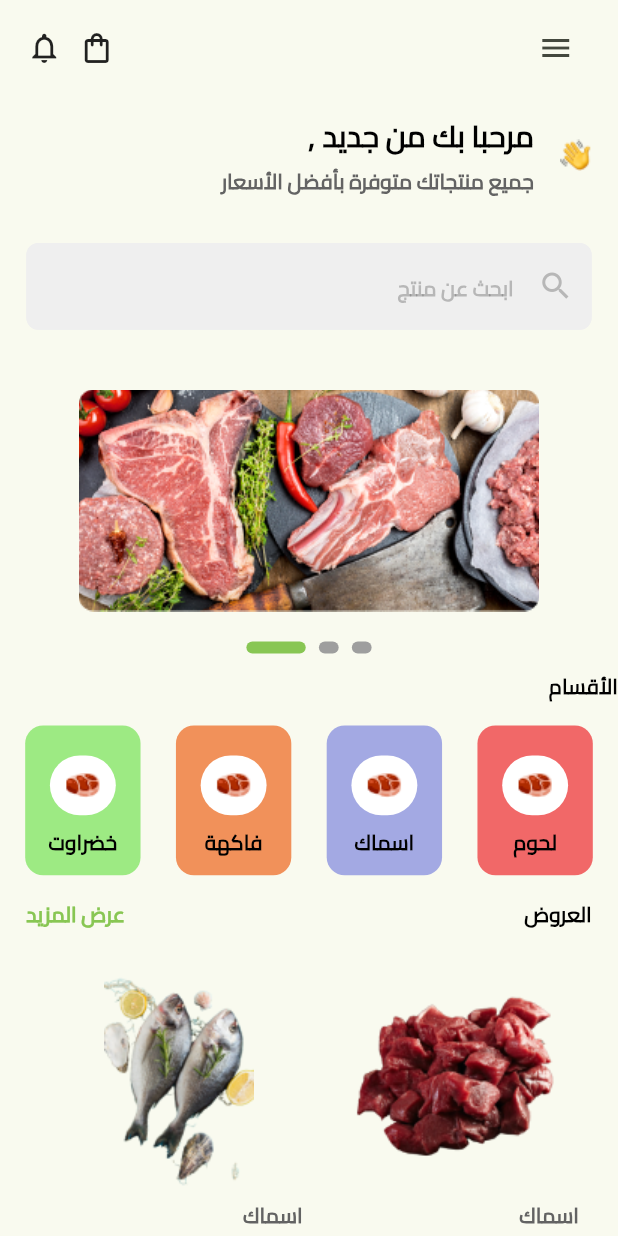
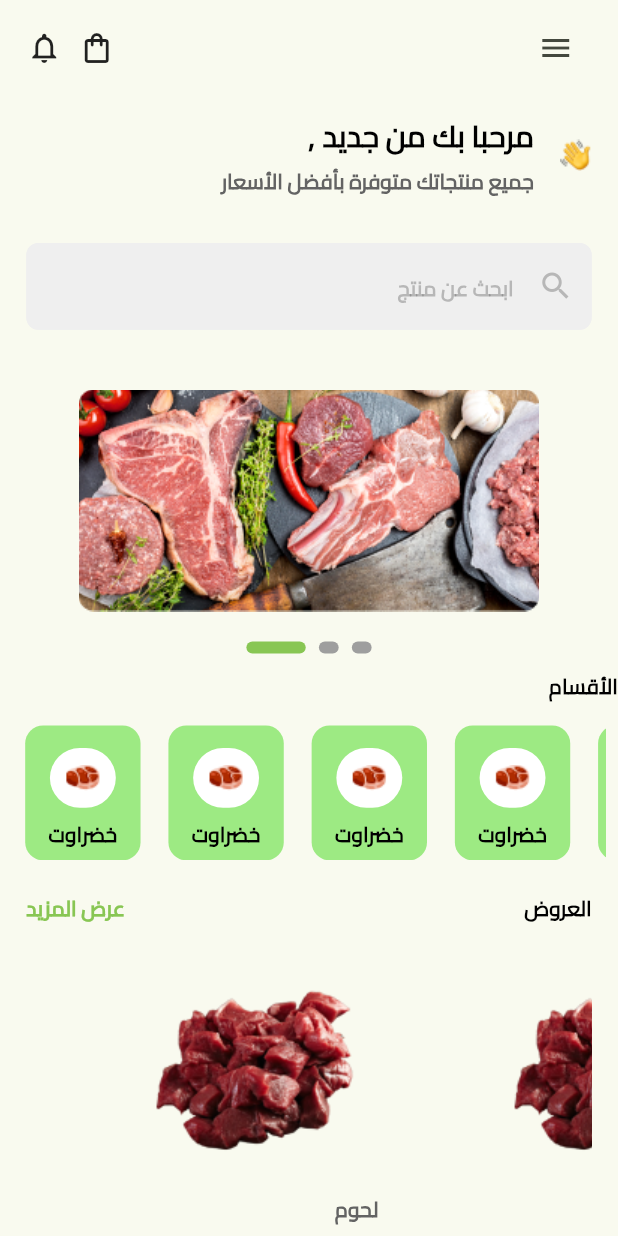
Before and after one commit to ezzAboElmakarem/kian_harri_farm, a Flutter app: the HomeView screen opened directly, on a phone screen of 412 x 824 dp. Run offline on Flutter 3.47's test engine with Material 3 defaults, Android fonts, the phone set to English and light mode, and no system bars; drawn by our look-alikes of carousel_slider, smooth_page_indicator; our stand-ins replace flutter_screenutil, flutter_svg, pin_code_fields.

```diff
--- a/lib/features/home/views/home_view.dart
+++ b/lib/features/home/views/home_view.dart
@@ -1,8 +1,8 @@
 import 'package:flutter/material.dart';
 import 'package:flutter_screenutil/flutter_screenutil.dart';
 import 'package:kian_sheeps_projects/features/home/widgets/custom_app_bar.dart';
-import 'package:kian_sheeps_projects/features/home/widgets/custom_category_row.dart';
-import 'package:kian_sheeps_projects/features/home/widgets/product_row.dart';
+import 'package:kian_sheeps_projects/features/home/widgets/custom_category_list_view.dart';
+import 'package:kian_sheeps_projects/features/home/widgets/offers_list_view.dart';
 import 'package:kian_sheeps_projects/features/home/widgets/product_slider.dart';
 import 'package:kian_sheeps_projects/features/home/widgets/search_bar.dart';
 import 'package:kian_sheeps_projects/features/home/widgets/welcome_title.dart';
@@ -38,8 +38,8 @@ class HomeView extends StatelessWidget {
               const HomeWelocmeTitle(),
               const CustomSearchBar(),
               ProductSlider(imageViewPoint: 0.9, imagesUrl: imagesUrl),
-              const CustomCategoryRow(),
-              const ProductRow(),
+              const CustomCategoryListView(),
+              const OffersListView(),
               const Divider(
                 height: 2.0,
                 color: Colors.black,
--- a/lib/features/home/widgets/custom_category_row.dart
+++ b/lib/features/home/widgets/custom_category_list_view.dart
@@ -5,8 +5,8 @@ import 'package:kian_sheeps_projects/helper/assets.dart';
 import 'package:kian_sheeps_projects/helper/color_styles.dart';
 import 'package:kian_sheeps_projects/helper/text_styles.dart';
 
-class CustomCategoryRow extends StatelessWidget {
-  const CustomCategoryRow({
+class CustomCategoryListView extends StatelessWidget {
+  const CustomCategoryListView({
     super.key,
   });
 
@@ -24,26 +24,20 @@ class CustomCategoryRow extends StatelessWidget {
         ),
         Padding(
           padding: const EdgeInsets.all(8.0),
-          child: Row(
-            mainAxisAlignment: MainAxisAlignment.spaceBetween,
-            children: [
-              CustomCategoryItem(
+          child: SizedBox(
+            height: 90.h,
+            width: double.infinity,
+            child: ListView.separated(
+              scrollDirection: Axis.horizontal,
+              separatorBuilder: (context, index) => SizedBox(
+                width: 1.h,
+              ),
+              itemCount: 8,
+              itemBuilder: (context, index) => CustomCategoryItem(
                   categoryColor: ColorStyles.vegetablesCategoryColor,
                   categoryImage: AssetsData.meatEmoji,
                   categoryName: 'خضراوت'),
-              CustomCategoryItem(
-                  categoryColor: ColorStyles.fruitsCategoryColor,
-                  categoryImage: AssetsData.meatEmoji,
-                  categoryName: 'فاكهة'),
-              CustomCategoryItem(
-                  categoryColor: ColorStyles.fishCategoryColor,
-                  categoryImage: AssetsData.meatEmoji,
-                  categoryName: 'اسماك'),
-              CustomCategoryItem(
-                  categoryColor: ColorStyles.meatCategoryColor,
-                  categoryImage: AssetsData.meatEmoji,
-                  categoryName: 'لحوم'),
-            ],
+            ),
           ),
         ),
       ],
--- a/lib/features/home/widgets/product_row.dart
+++ b/lib/features/home/widgets/offers_list_view.dart
@@ -1,19 +1,19 @@
 import 'package:flutter/material.dart';
 import 'package:flutter_screenutil/flutter_screenutil.dart';
-import 'package:kian_sheeps_projects/features/home/widgets/product_container.dart';
+import 'package:kian_sheeps_projects/features/home/widgets/product_card.dart';
 import 'package:kian_sheeps_projects/helper/assets.dart';
 import 'package:kian_sheeps_projects/helper/color_styles.dart';
 import 'package:kian_sheeps_projects/helper/text_styles.dart';
 
-class ProductRow extends StatelessWidget {
-  const ProductRow({
+class OffersListView extends StatelessWidget {
+  const OffersListView({
     super.key,
   });
 
   @override
   Widget build(BuildContext context) {
     return Padding(
-      padding: EdgeInsets.symmetric(horizontal: 16.w, vertical: 8.h),
+      padding: EdgeInsets.symmetric(horizontal: 16.w, vertical: 14.h),
       child: Column(
         children: [
           Row(
@@ -33,21 +33,42 @@ class ProductRow extends StatelessWidget {
           SizedBox(
             height: 23.h,
           ),
+          SizedBox(
+            height: 240.h,
+            width: double.infinity,
+            child: ListView.separated(
+              scrollDirection: Axis.horizontal,
+              separatorBuilder: (context, index) => SizedBox(
+                width: 4.h,
+              ),
+              itemCount: 8,
+              itemBuilder: (context, index) => ProductCard(
+                  cardHeight: 235.h,
+                  cardWidth: 100.w,
+                  price: '200',
+                  oldPrice: '230',
+                  productName: 'فريش بيف استربس',
+                  categoryName: 'لحوم',
+                  imageUrl: AssetsData.meatOffers),
+            ),
+          ),
+          /*
           const Row(
             mainAxisAlignment: MainAxisAlignment.spaceEvenly,
             children: [
-              ProductContainer(
+              ProductCard(
                   price: '160',
                   oldPrice: '200',
                   productName: 'سمك فريش',
                   imageUrl: AssetsData.fishOffer),
-              ProductContainer(
+              ProductCard(
                   price: '200',
                   oldPrice: '230',
                   productName: 'فريش بيف استربس',
                   imageUrl: AssetsData.meatOffers),
             ],
           ),
+          */
         ],
       ),
     );
--- a/lib/features/home/widgets/product_container.dart
+++ b/lib/features/home/widgets/product_card.dart
@@ -3,23 +3,29 @@ import 'package:flutter_screenutil/flutter_screenutil.dart';
 import 'package:kian_sheeps_projects/helper/color_styles.dart';
 import 'package:kian_sheeps_projects/helper/text_styles.dart';
 
-class ProductContainer extends StatelessWidget {
-  const ProductContainer({
+class ProductCard extends StatelessWidget {
+  const ProductCard({
     super.key,
     required this.price,
     required this.oldPrice,
     required this.productName,
     required this.imageUrl,
+    required this.categoryName,
+    required this.cardWidth,
+    required this.cardHeight,
   });
+  final String categoryName;
   final String price;
   final String oldPrice;
   final String productName;
   final String imageUrl;
+  final double cardWidth;
+  final double cardHeight;
   @override
   Widget build(BuildContext context) {
     return SizedBox(
-      height: 280.h,
-      width: 160.w,
+      height: cardWidth,
+      width: cardHeight,
       child: Column(
         crossAxisAlignment: CrossAxisAlignment.end,
         children: [
@@ -32,7 +38,7 @@ class ProductContainer extends StatelessWidget {
             height: 8.h,
           ),
           Text(
-            'اسماك',
+            categoryName,
             style: TextStyles.textstyle14
                 .copyWith(color: ColorStyles.textGreyColor),
           ),
--- a/lib/helper/color_styles.dart
+++ b/lib/helper/color_styles.dart
@@ -16,4 +16,5 @@ class ColorStyles {
   static Color fruitsCategoryColor = const Color(0xffF1915A);
   static Color vegetablesCategoryColor = const Color(0xff9DEA83);
   static Color textFormFieldfillColor = const Color(0xffEFEFEF);
+  static Color greyColor = const Color(0xffE2E2E2);
 }
```
Also changed, not shown: lib/features/categories/views/categories_view.dart (added, +59 -0 lines), lib/features/categories/widgets/bottom_Sheet_title.dart (added, +39 -0 lines), lib/features/categories/widgets/category_title.dart (added, +25 -0 lines), lib/features/categories/widgets/product_grid_view.dart (added, +41 -0 lines), lib/features/categories/widgets/sort_by_sheet.dart (added, +119 -0 lines), lib/features/categories/widgets/sub_category_item.dart (added, +27 -0 lines), lib/features/categories/widgets/sub_category_list_view.dart (added, +27 -0 lines), lib/features/home/widgets/custom_category_item.dart (+10 -0 lines), lib/helper/bottom_sheet_method.dart (added, +22 -0 lines), lib/helper/navigation_methods.dart (added, +11 -0 lines).
